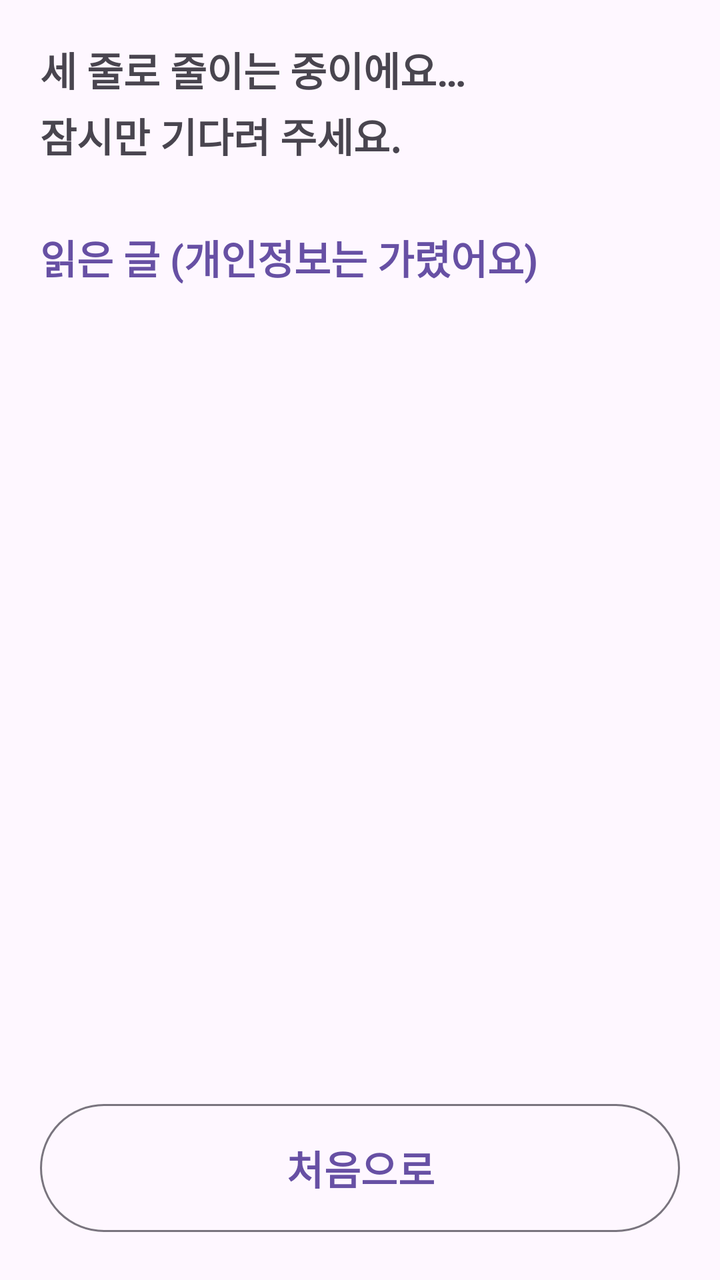
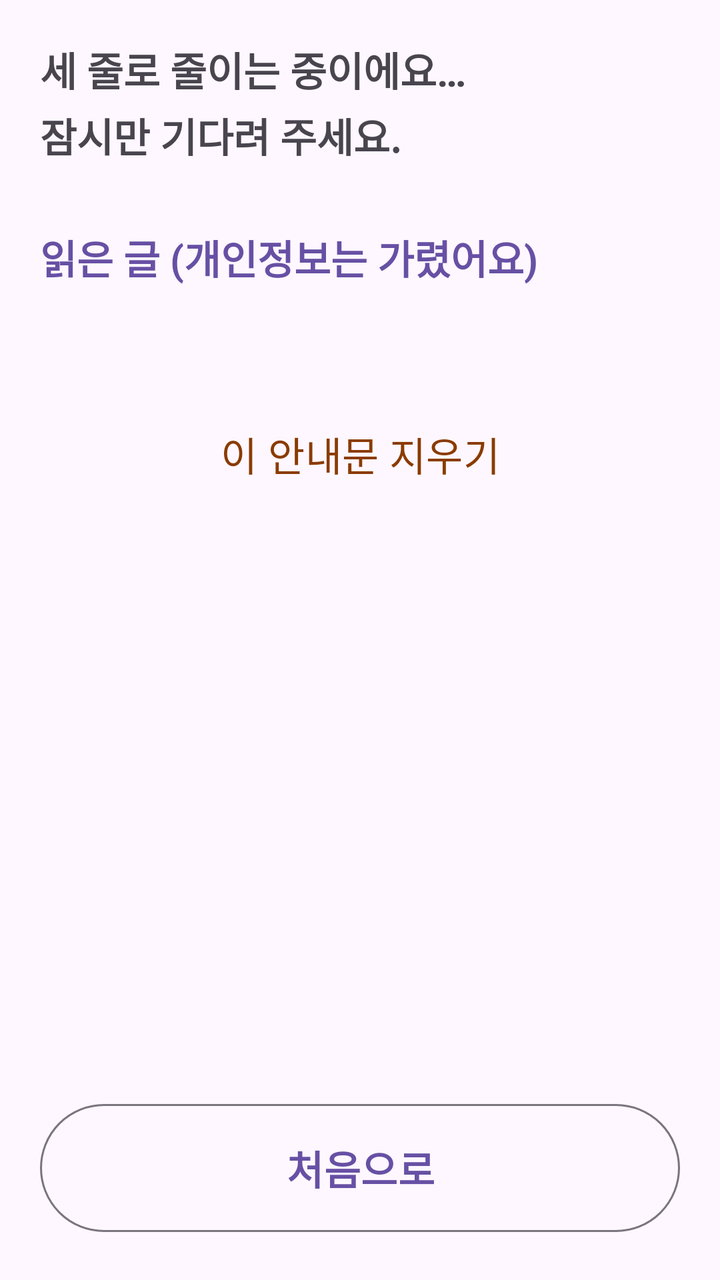

Two renders of the same Android screen: before a commit and after it. Below are the layout's source before the change and the commit's diff.
<!-- AndroidManifest.xml: application theme Theme.ThreeLinesFirst -->
<!-- res/layout/activity_result.xml -->
<?xml version="1.0" encoding="utf-8"?>
<LinearLayout xmlns:android="http://schemas.android.com/apk/res/android"
    xmlns:app="http://schemas.android.com/apk/res-auto"
    xmlns:tools="http://schemas.android.com/tools"
    android:id="@+id/main"
    android:layout_width="match_parent"
    android:layout_height="match_parent"
    android:orientation="vertical"
    tools:context=".ui.ResultActivity">

    <ScrollView
        android:layout_width="match_parent"
        android:layout_height="0dp"
        android:layout_weight="1">

        <LinearLayout
            android:layout_width="match_parent"
            android:layout_height="wrap_content"
            android:orientation="vertical"
            android:padding="20dp">

            
            <TextView
                android:id="@+id/txtStatus"
                android:layout_width="match_parent"
                android:layout_height="wrap_content"
                android:lineSpacingExtra="4dp"
                android:text="@string/summarizing"
                android:textSize="@dimen/text_body"
                android:textStyle="bold" />

            <Button
                android:id="@+id/btnRetry"
                android:layout_width="match_parent"
                android:layout_height="wrap_content"
                android:layout_marginTop="12dp"
                android:minHeight="72dp"
                android:text="@string/retry"
                android:textSize="@dimen/text_body"
                android:textStyle="bold"
                android:visibility="gone" />

            <LinearLayout
                android:id="@+id/summaryGroup"
                android:layout_width="match_parent"
                android:layout_height="wrap_content"
                android:orientation="vertical"
                android:visibility="gone">

                
                <TextView
                    android:id="@+id/txtVerify"
                    android:layout_width="match_parent"
                    android:layout_height="wrap_content"
                    android:layout_marginBottom="16dp"
                    android:drawablePadding="12dp"
                    android:gravity="center_vertical"
                    android:lineBreakWordStyle="phrase"
                    android:lineSpacingExtra="4dp"
                    android:padding="16dp"
                    android:textSize="@dimen/text_body"
                    android:textStyle="bold"
                    android:visibility="gone"
                    tools:targetApi="33" />

                
                <com.google.android.material.card.MaterialCardView
                    android:layout_width="match_parent"
                    android:layout_height="wrap_content"
                    app:cardCornerRadius="16dp">

                    <LinearLayout
                        android:layout_width="match_parent"
                        android:layout_height="wrap_content"
                        android:orientation="vertical"
                        android:paddingHorizontal="20dp"
                        android:paddingBottom="20dp">

                        <TextView
                            style="@style/SummaryLabel"
                            android:text="@string/label_what" />

                        <TextView
                            android:id="@+id/txtLine1"
                            style="@style/SummaryLine" />

                        <TextView
                            style="@style/SummaryLabel"
                            android:text="@string/label_todo" />

                        <TextView
                            android:id="@+id/txtLine2"
                            style="@style/SummaryLine" />

                        <TextView
                            style="@style/SummaryLabel"
                            android:text="@string/label_when_where" />

                        <TextView
                            android:id="@+id/txtLine3"
                            style="@style/SummaryLine" />
                    </LinearLayout>
                </com.google.android.material.card.MaterialCardView>

                
                <Button
                    android:id="@+id/btnPhoto"
                    style="@style/Widget.Material3.Button.OutlinedButton"
                    android:layout_width="match_parent"
                    android:layout_height="wrap_content"
                    android:layout_marginTop="12dp"
                    android:minHeight="@dimen/touch_min"
                    android:text="@string/show_photo"
                    android:textSize="@dimen/text_body"
                    android:visibility="gone" />

                <ImageView
                    android:id="@+id/imgOriginal"
                    android:layout_width="match_parent"
                    android:layout_height="wrap_content"
                    android:layout_marginTop="8dp"
                    android:adjustViewBounds="true"
                    android:contentDescription="@string/photo_desc"
                    android:visibility="gone" />

                
                <TextView
                    android:id="@+id/txtWarning"
                    android:layout_width="match_parent"
                    android:layout_height="wrap_content"
                    android:layout_marginTop="16dp"
                    android:background="@drawable/warning_box"
                    android:drawablePadding="12dp"
                    android:gravity="center_vertical"
                    android:lineBreakWordStyle="phrase"
                    android:lineSpacingExtra="4dp"
                    tools:targetApi="33"
                    android:padding="16dp"
                    android:textColor="@color/warning_text"
                    android:textSize="@dimen/text_body"
                    android:textStyle="bold"
                    app:drawableStartCompat="@drawable/ic_warning" />

                <TextView
                    android:id="@+id/txtTodosTitle"
                    style="@style/SummaryLabel"
                    android:layout_marginTop="24dp"
                    android:text="@string/todos_title" />

                <LinearLayout
                    android:id="@+id/todoGroup"
                    android:layout_width="match_parent"
                    android:layout_height="wrap_content"
                    android:orientation="vertical" />

                <TextView
                    android:layout_width="match_parent"
                    android:layout_height="wrap_content"
                    android:layout_marginTop="20dp"
                    android:text="@string/summary_note"
                    android:textSize="@dimen/text_body" />
            </LinearLayout>

            
            <TextView
                style="@style/SummaryLabel"
                android:layout_marginTop="32dp"
                android:text="@string/original_title" />

            <TextView
                android:id="@+id/txtOriginal"
                android:layout_width="match_parent"
                android:layout_height="wrap_content"
                android:layout_marginTop="8dp"
                android:textIsSelectable="true"
                android:textSize="@dimen/text_body" />
        </LinearLayout>
    </ScrollView>

    <Button
        android:id="@+id/btnHome"
        style="@style/Widget.Material3.Button.OutlinedButton"
        android:layout_width="match_parent"
        android:layout_height="wrap_content"
        android:layout_margin="20dp"
        android:minHeight="72dp"
        android:text="@string/go_home"
        android:textSize="@dimen/text_body"
        android:textStyle="bold" />

</LinearLayout>
<!-- resources referenced by this layout -->
<resources>
  <color name="warning_text">#8A3B00</color>
  <dimen name="text_body">20sp</dimen>
  <dimen name="touch_min">48dp</dimen>
  <!-- drawable ic_warning (drawable) -->
  <vector xmlns:android="http://schemas.android.com/apk/res/android"
      android:width="28dp"
      android:height="28dp"
      android:tint="@color/warning_text"
      android:viewportWidth="24"
      android:viewportHeight="24">
      <path
          android:fillColor="@android:color/white"
          android:pathData="M1,21h22L12,2 1,21zM13,18h-2v-2h2v2zM13,14h-2v-4h2v4z" />
  </vector>
  <!-- drawable warning_box (drawable) -->
  <shape xmlns:android="http://schemas.android.com/apk/res/android">
      <solid android:color="@color/warning_bg" />
      <stroke
          android:width="2dp"
          android:color="@color/warning_text" />
      <corners android:radius="12dp" />
  </shape>
  <string name="go_home">처음으로</string>
  <string name="label_todo">무엇을 해야 하나요?</string>
  <string name="label_what">무슨 안내문?</string>
  <string name="label_when_where">언제 · 어디서 · 얼마?</string>
  <string name="original_title">읽은 글 (개인정보는 가렸어요)</string>
  <string name="photo_desc">찍은 안내문 원문 사진</string>
  <string name="retry">다시 요약하기</string>
  <string name="show_photo">원문 사진 보기</string>
  <string name="summarizing">세 줄로 줄이는 중이에요…\n잠시만 기다려 주세요.</string>
  <string name="summary_note">요약은 참고용이에요. 효력은 원문을 따르니 중요한 내용은 원문이나 기관에 꼭 확인하세요.</string>
  <string name="todos_title">할 일</string>
  <style name="SummaryLabel">
          <item name="android:layout_width">match_parent</item>
          <item name="android:layout_height">wrap_content</item>
          <item name="android:layout_marginTop">16dp</item>
          <item name="android:textColor">?attr/colorPrimary</item>
          <item name="android:textSize">@dimen/text_body</item>
          <item name="android:textStyle">bold</item>
      </style>
  <style name="SummaryLine">
          <item name="android:layout_width">match_parent</item>
          <item name="android:layout_height">wrap_content</item>
          <item name="android:layout_marginTop">4dp</item>
          <item name="android:lineSpacingExtra">4dp</item>
          <item name="android:textSize">@dimen/text_summary</item>
          
          <item name="android:lineBreakWordStyle" tools:targetApi="33">phrase</item>
          <item name="android:textStyle">bold</item>
      </style>
  <style name="Theme.ThreeLinesFirst" parent="Base.Theme.ThreeLinesFirst" />
  <color name="warning_bg">#FFF3E0</color>
  <dimen name="text_summary">24sp</dimen>
  <style name="Base.Theme.ThreeLinesFirst" parent="Theme.Material3.DayNight.NoActionBar" />
</resources>

<!-- the commit's change to res/layout/activity_result.xml (unified diff, before → after) -->
@@ -174,6 +174,18 @@
                 android:layout_marginTop="8dp"
                 android:textIsSelectable="true"
                 android:textSize="@dimen/text_body" />
+
+            
+            <Button
+                android:id="@+id/btnDelete"
+                style="@style/Widget.Material3.Button.TextButton"
+                android:layout_width="match_parent"
+                android:layout_height="wrap_content"
+                android:layout_marginTop="24dp"
+                android:minHeight="@dimen/touch_min"
+                android:text="@string/delete_notice"
+                android:textColor="@color/warning_text"
+                android:textSize="@dimen/text_body" />
         </LinearLayout>
     </ScrollView>
 
<!-- resource entries referenced after the edit -->
@@ -22,6 +22,7 @@
           android:color="@color/warning_text" />
       <corners android:radius="12dp" />
   </shape>
+  <string name="delete_notice">이 안내문 지우기</string>
   <string name="go_home">처음으로</string>
   <string name="label_todo">무엇을 해야 하나요?</string>
   <string name="label_what">무슨 안내문?</string>
